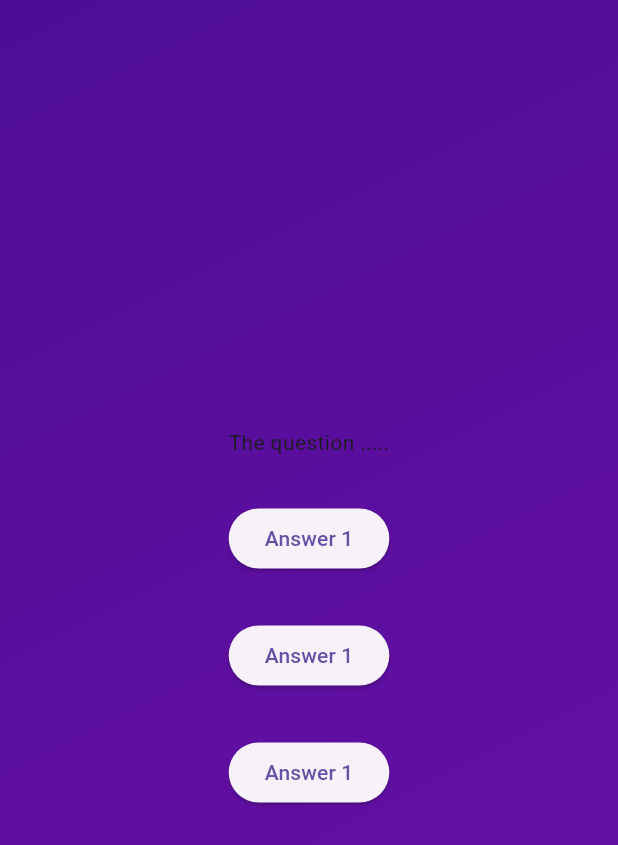
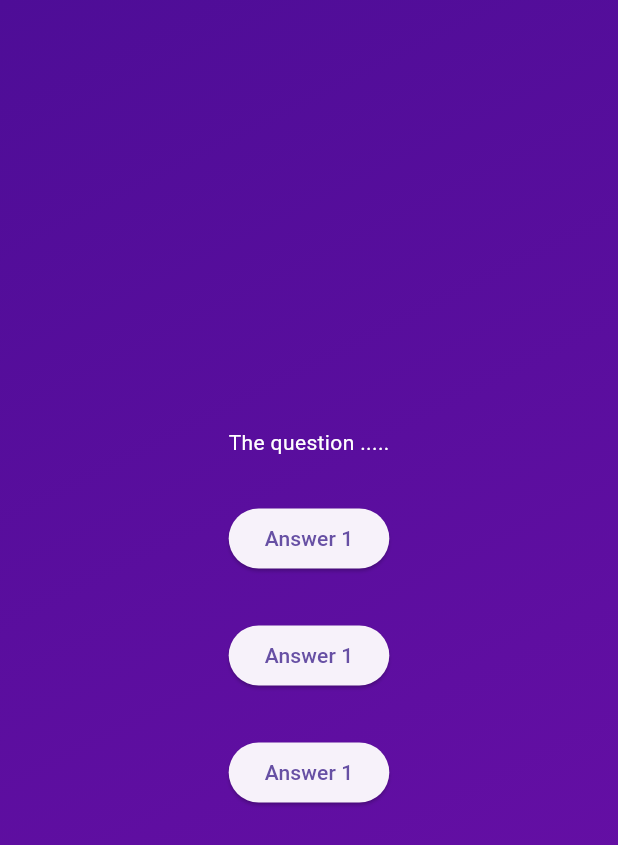
Before and after one commit to Emmanuel246/adv_basics, a Flutter app: the screen it shows after launch, after a tap on "Start Quiz", on a phone screen of 412 x 824 dp. Shown: the top 845 px of the screen. Run offline on Flutter 3.47's test engine with Material 3 defaults, Android fonts, the phone set to English and light mode, and no system bars.

Commit message:
text color changed

```diff
--- a/lib/question_screen.dart
+++ b/lib/question_screen.dart
@@ -17,7 +17,10 @@ class _QuestionsScreenState extends State<QuestionsScreen> {
       child: Column(
         mainAxisAlignment: MainAxisAlignment.center,
         children: [
-          const Text('The question .....'),
+          const Text(
+            'The question .....',
+            style: TextStyle(color: Colors.white),
+          ),
           const SizedBox(height: 30),
           ElevatedButton(onPressed: () {}, child: const Text('Answer 1')),
           /////////////
@@ -26,7 +29,6 @@ class _QuestionsScreenState extends State<QuestionsScreen> {
           //////////////////////
           const SizedBox(height: 30),
           ElevatedButton(onPressed: () {}, child: const Text('Answer 1')),
-
         ],
       ),
     );
```
